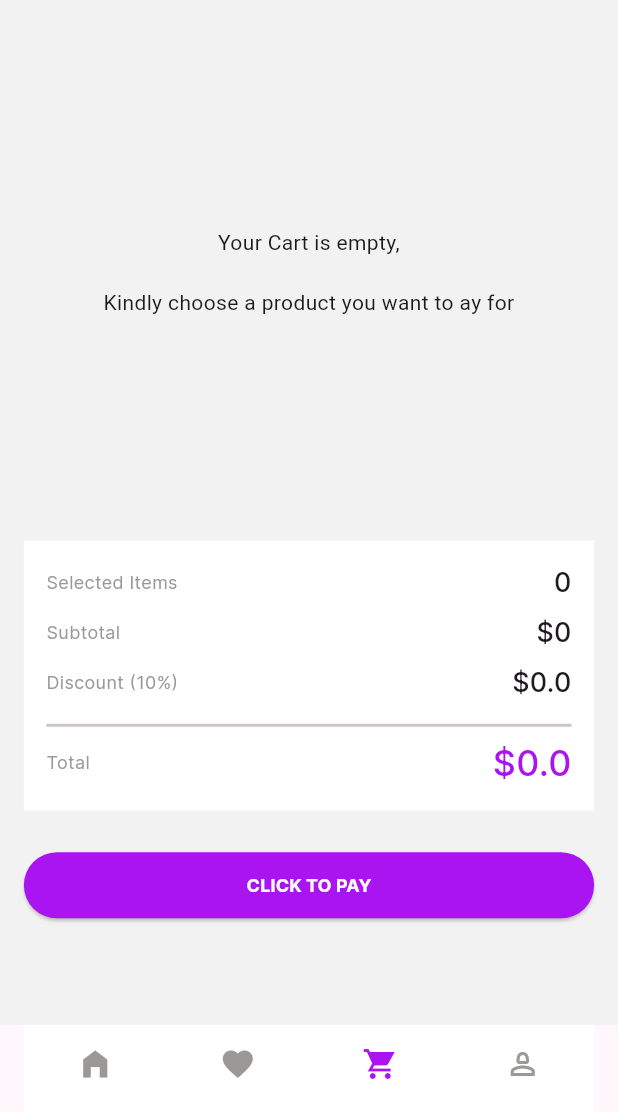
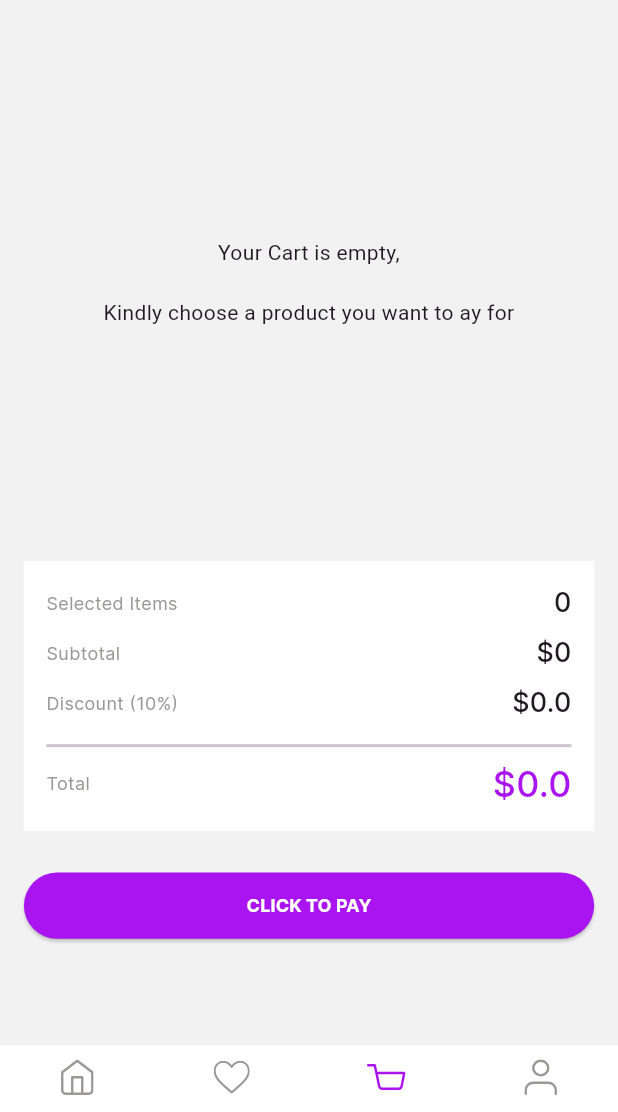
Before and after one commit to dunamislimitless/E-commerce-App, a Flutter app: the screen it shows after launch, item 3 of the bottom bar chosen, on a phone screen of 412 x 824 dp, the part 124-1236 px from its top. Run offline on Flutter 3.47's test engine with Material 3 defaults, Android fonts, the phone set to English and light mode, and no system bars; our stand-ins replace bloc, equatable, flutter_bloc, flutter_rating_bar, flutter_screenutil, flutter_svg.

Commit message:
nav bar works

```diff
--- a/lib/features/dashboard/views/home.dart
+++ b/lib/features/dashboard/views/home.dart
@@ -20,6 +20,7 @@ import 'package:flutter_svg/flutter_svg.dart';
 
 import '../../cart/cart_bloc/cart_event.dart';
 import '../../cart/models/final_cart_model.dart';
+import '../../cart/view/cart.dart';
 
 class DashboardScreen extends StatefulWidget {
   const DashboardScreen({super.key, this.moveToCart, this.moveToProduct});
@@ -54,9 +55,11 @@ class _DashboardScreenState extends State<DashboardScreen>
             mainAxisSize: MainAxisSize.min,
             children: [
               Container(
-                padding: EdgeInsets.symmetric(vertical: 15.h),
+                padding: EdgeInsets.symmetric(vertical: 10.h),
                 decoration: const BoxDecoration(color: AppColors.cardColor),
+                child: SafeArea(
                   child: TabBar(
+                    dividerColor: Colors.transparent,
                     onTap: (a) => setState(() {}),
                     indicator: const BoxDecoration(),
                     tabs: [
@@ -88,9 +91,49 @@ class _DashboardScreenState extends State<DashboardScreen>
                     controller: _tabController,
                   ),
                 ),
+              ),
             ],
           ),
-          body: Padding(
+          body: TabBarView(
+            controller: _tabController,
+            children: [
+              HomeScreen(widget: widget),
+              ProductDetail(
+                moveToCart: () {
+                  // _onItemTapped(2);
+                },
+                amount: 0,
+                imagePath: '',
+                descrition: '',
+                productName: '',
+                eachProduct: FinalCart(
+                  amount: 0,
+                  imagePath: '',
+                  itemDescripton: '',
+                  reviews: '',
+                  itemCount: 0,
+                  id: '',
+                ),
+              ),
+              Cart(),
+              Container()
+            ],
+          ),
+        ));
+  }
+}
+
+class HomeScreen extends StatelessWidget {
+  const HomeScreen({
+    super.key,
+    required this.widget,
+  });
+
+  final DashboardScreen widget;
+
+  @override
+  Widget build(BuildContext context) {
+    return Padding(
       padding: EdgeInsets.all(16.w),
       child: Column(
         mainAxisAlignment: MainAxisAlignment.start,
@@ -149,8 +192,7 @@ class _DashboardScreenState extends State<DashboardScreen>
                             itemBuilder: ((context, index) {
                               final each = options[index];
 
-                                    return BlocConsumer<ButtonBloc,
-                                        ButtonState>(
+                              return BlocConsumer<ButtonBloc, ButtonState>(
                                 listener: (context, state) {
                                   // TODO: implement listener
                                 },
@@ -166,11 +208,9 @@ class _DashboardScreenState extends State<DashboardScreen>
                                           decoration: BoxDecoration(
                                             color: isSelected
                                                 ? AppColors.discountColor
-                                                      : AppColors
-                                                          .backgroundColor,
+                                                : AppColors.backgroundColor,
                                             borderRadius:
-                                                      BorderRadius.circular(
-                                                          6.sp),
+                                                BorderRadius.circular(6.sp),
                                           ),
                                           child: Padding(
                                             padding: EdgeInsets.only(
@@ -182,8 +222,7 @@ class _DashboardScreenState extends State<DashboardScreen>
                                               each.data,
                                               style: TextStyle(
                                                   fontSize: 12.sp,
-                                                        fontWeight:
-                                                            FontWeight.w500,
+                                                  fontWeight: FontWeight.w500,
                                                   fontFamily: 'Inter',
                                                   color: isSelected
                                                       ? Colors.white
@@ -191,8 +230,9 @@ class _DashboardScreenState extends State<DashboardScreen>
                                             ),
                                           ),
                                         ).onTap(() {
-                                                context.read<ButtonBloc>().add(
-                                                    SelectButtonEvent(index));
+                                          context
+                                              .read<ButtonBloc>()
+                                              .add(SelectButtonEvent(index));
                                         }),
                                       ),
                                     ),
@@ -222,8 +262,7 @@ class _DashboardScreenState extends State<DashboardScreen>
                         Navigator.push(
                             context,
                             MaterialPageRoute(
-                                      builder: ((context) =>
-                                          ProductCatalog())));
+                                builder: ((context) => ProductCatalog())));
                       })
                     ],
                   ),
@@ -234,8 +273,7 @@ class _DashboardScreenState extends State<DashboardScreen>
                     shrinkWrap: true,
                     padding: EdgeInsets.zero,
                     physics: const NeverScrollableScrollPhysics(),
-                          gridDelegate:
-                              SliverGridDelegateWithFixedCrossAxisCount(
+                    gridDelegate: SliverGridDelegateWithFixedCrossAxisCount(
                       crossAxisCount: 2,
                       crossAxisSpacing: 8.w,
                       mainAxisSpacing: 8.h,
@@ -274,13 +312,11 @@ class _DashboardScreenState extends State<DashboardScreen>
                               Padding(
                                 padding: EdgeInsets.only(bottom: 2.0.h),
                                 child: Row(
-                                        mainAxisAlignment:
-                                            MainAxisAlignment.start,
+                                  mainAxisAlignment: MainAxisAlignment.start,
                                   children: [
                                     AppIcons.star,
                                     Padding(
-                                            padding:
-                                                EdgeInsets.only(left: 8.0.w),
+                                      padding: EdgeInsets.only(left: 8.0.w),
                                       child: Text(
                                         eachProduct.reviews,
                                         style: AppText.reviewText,
@@ -297,24 +333,21 @@ class _DashboardScreenState extends State<DashboardScreen>
                                       '\$${eachProduct.amount}',
                                       style: AppText.amountText,
                                     ),
-                                          Text(AppString.view,
-                                                  style: AppText.view)
+                                    Text(AppString.view, style: AppText.view)
                                         .onTap(() {
                                       Navigator.push(
                                           context,
                                           MaterialPageRoute(
                                               builder: (context) =>
                                                   ProductDetail(
-                                                          amount: eachProduct
-                                                              .amount,
-                                                          imagePath: eachProduct
-                                                              .imagePath,
+                                                    amount: eachProduct.amount,
+                                                    imagePath:
+                                                        eachProduct.imagePath,
                                                     descrition: eachProduct
                                                         .itemDescripton,
                                                     productName: eachProduct
                                                         .itemDescripton,
-                                                          eachProduct:
-                                                              eachProduct,
+                                                    eachProduct: eachProduct,
                                                   )));
                                     })
                                   ]),
@@ -325,8 +358,7 @@ class _DashboardScreenState extends State<DashboardScreen>
                         context
                             .read<CartBloc>()
                             .add(AddItemEvent(item: eachProduct));
-                              if (widget.moveToCart != null)
-                                widget.moveToCart!();
+                        if (widget.moveToCart != null) widget.moveToCart!();
                       });
                     },
                   ),
@@ -356,8 +388,7 @@ class _DashboardScreenState extends State<DashboardScreen>
           )
         ],
       ),
-          ),
-        ));
+    );
   }
 }
 
--- a/lib/features/dashboard/widget/bottom_button.dart
+++ b/lib/features/dashboard/widget/bottom_button.dart
@@ -1,97 +1,97 @@
-import 'package:e_commerce_app/features/cart/models/final_cart_model.dart';
-import 'package:e_commerce_app/features/cart/view/cart.dart';
-import 'package:e_commerce_app/features/dashboard/views/home.dart';
-import 'package:e_commerce_app/features/dashboard/widget/buttom_nav_bar.dart';
-import 'package:e_commerce_app/features/product/view/product_detail.dart';
-import 'package:flutter/material.dart';
-
-class BottomNavScreen extends StatefulWidget {
-  const BottomNavScreen({super.key});
-
-  @override
-  _BottomNavScreenState createState() => _BottomNavScreenState();
-}
-
-class _BottomNavScreenState extends State<BottomNavScreen> {
-  int _currentIndex = 0;
-
-  void _onItemTapped(int index) {
-    setState(() {
-      _currentIndex = index;
-    });
-  }
-
-  final List<GlobalKey<NavigatorState>> _navigatorKeys = [
-    GlobalKey<NavigatorState>(),
-    GlobalKey<NavigatorState>(),
-    GlobalKey<NavigatorState>(),
-    GlobalKey<NavigatorState>(),
-  ];
-
-  Widget _buildOffstageNavigator(int index) {
-    return Offstage(
-      offstage: _currentIndex != index,
-      child: Navigator(
-        key: _navigatorKeys[index],
-        onGenerateRoute: (RouteSettings settings) {
-          return MaterialPageRoute(
-            builder: (context) => _buildPageForIndex(index),
-          );
-        },
-      ),
-    );
-  }
-
-  Widget _buildPageForIndex(int index) {
-    switch (index) {
-      case 0:
-        return DashboardScreen(
-          moveToCart: () {
-            _onItemTapped(2);
-          },
-        );
-      case 1:
-        return ProductDetail(
-          moveToCart: () {
-            _onItemTapped(2);
-          },
-          amount: 0,
-          imagePath: '',
-          descrition: '',
-          productName: '',
-          eachProduct: FinalCart(
-            amount: 0,
-            imagePath: '',
-            itemDescripton: '',
-            reviews: '',
-            itemCount: 0,
-            id: '',
-          ),
-        );
-      case 2:
-        return const Cart();
-      case 3:
-        return Container();
-      default:
-        return DashboardScreen();
-    }
-  }
-
-  @override
-  Widget build(BuildContext context) {
-    return Scaffold(
-      body: Stack(
-        children: [
-          _buildOffstageNavigator(0),
-          _buildOffstageNavigator(1),
-          _buildOffstageNavigator(2),
-          _buildOffstageNavigator(3),
-        ],
-      ),
-      bottomNavigationBar: FlatBottomNavBar(
-        currentIndex: _currentIndex,
-        onTap: _onItemTapped,
-      ),
-    );
-  }
-}
+// import 'package:e_commerce_app/features/cart/models/final_cart_model.dart';
+// import 'package:e_commerce_app/features/cart/view/cart.dart';
+// import 'package:e_commerce_app/features/dashboard/views/home.dart';
+// import 'package:e_commerce_app/features/dashboard/widget/buttom_nav_bar.dart';
+// import 'package:e_commerce_app/features/product/view/product_detail.dart';
+// import 'package:flutter/material.dart';
+//
+// class BottomNavScreen extends StatefulWidget {
+//   const BottomNavScreen({super.key});
+//
+//   @override
+//   _BottomNavScreenState createState() => _BottomNavScreenState();
+// }
+//
+// class _BottomNavScreenState extends State<BottomNavScreen> {
+//   int _currentIndex = 0;
+//
+//   void _onItemTapped(int index) {
+//     setState(() {
+//       _currentIndex = index;
+//     });
+//   }
+//
+//   final List<GlobalKey<NavigatorState>> _navigatorKeys = [
+//     GlobalKey<NavigatorState>(),
+//     GlobalKey<NavigatorState>(),
+//     GlobalKey<NavigatorState>(),
+//     GlobalKey<NavigatorState>(),
+//   ];
+//
+//   Widget _buildOffstageNavigator(int index) {
+//     return Offstage(
+//       offstage: _currentIndex != index,
+//       child: Navigator(
+//         key: _navigatorKeys[index],
+//         onGenerateRoute: (RouteSettings settings) {
+//           return MaterialPageRoute(
+//             builder: (context) => _buildPageForIndex(index),
+//           );
+//         },
+//       ),
+//     );
+//   }
+//
+//   Widget _buildPageForIndex(int index) {
+//     switch (index) {
+//       case 0:
+//         return DashboardScreen(
+//           moveToCart: () {
+//             _onItemTapped(2);
+//           },
+//         );
+//       case 1:
+//         return ProductDetail(
+//           moveToCart: () {
+//             _onItemTapped(2);
+//           },
+//           amount: 0,
+//           imagePath: '',
+//           descrition: '',
+//           productName: '',
+//           eachProduct: FinalCart(
+//             amount: 0,
+//             imagePath: '',
+//             itemDescripton: '',
+//             reviews: '',
+//             itemCount: 0,
+//             id: '',
+//           ),
+//         );
+//       case 2:
+//         return const Cart();
+//       case 3:
+//         return Container();
+//       default:
+//         return DashboardScreen();
+//     }
+//   }
+//
+//   @override
+//   Widget build(BuildContext context) {
+//     return Scaffold(
+//       body: Stack(
+//         children: [
+//           _buildOffstageNavigator(0),
+//           _buildOffstageNavigator(1),
+//           _buildOffstageNavigator(2),
+//           _buildOffstageNavigator(3),
+//         ],
+//       ),
+//       // bottomNavigationBar: FlatBottomNavBar(
+//       //   currentIndex: _currentIndex,
+//       //   onTap: _onItemTapped,
+//       // ),
+//     );
+//   }
+// }
--- a/lib/features/dashboard/widget/buttom_nav_bar.dart
+++ b/lib/features/dashboard/widget/buttom_nav_bar.dart
@@ -1,50 +1,50 @@
-import 'package:e_commerce_app/app/utils/appicons.dart';
-import 'package:e_commerce_app/app/utils/colors.dart';
-import 'package:flutter/material.dart';
-import 'package:flutter_screenutil/flutter_screenutil.dart';
-
-class FlatBottomNavBar extends StatelessWidget {
-  final int currentIndex;
-  final Function(int) onTap;
-
-  const FlatBottomNavBar(
-      {super.key, required this.currentIndex, required this.onTap});
-
-  @override
-  Widget build(BuildContext context) {
-    return Container(
-      padding: EdgeInsets.symmetric(
-        horizontal: 16.w,
-      ),
-      child: BottomNavigationBar(
-        currentIndex: currentIndex,
-        onTap: onTap,
-        backgroundColor: Colors.white,
-        elevation: 0,
-        type: BottomNavigationBarType.fixed,
-        selectedItemColor: AppColors.discountColor,
-        unselectedItemColor: AppColors.reviewColor,
-        showSelectedLabels: false,
-        showUnselectedLabels: false,
-        items: const [
-          BottomNavigationBarItem(
-            icon: Icon(Icons.home_filled),
-            label: 'Home',
-          ),
-          BottomNavigationBarItem(
-            icon: Icon(Icons.favorite),
-            label: 'Favorite',
-          ),
-          BottomNavigationBarItem(
-            icon: Icon(Icons.shopping_cart_sharp),
-            label: 'Cart',
-          ),
-          BottomNavigationBarItem(
-            icon: Icon(Icons.person_2_outlined),
-            label: 'Profile',
-          ),
-        ],
-      ),
-    );
-  }
-}
+// import 'package:e_commerce_app/app/utils/appicons.dart';
+// import 'package:e_commerce_app/app/utils/colors.dart';
+// import 'package:flutter/material.dart';
+// import 'package:flutter_screenutil/flutter_screenutil.dart';
+//
+// class FlatBottomNavBar extends StatelessWidget {
+//   final int currentIndex;
+//   final Function(int) onTap;
+//
+//   const FlatBottomNavBar(
+//       {super.key, required this.currentIndex, required this.onTap});
+//
+//   @override
+//   Widget build(BuildContext context) {
+//     return Container(
+//       padding: EdgeInsets.symmetric(
+//         horizontal: 16.w,
+//       ),
+//       child: BottomNavigationBar(
+//         currentIndex: currentIndex,
+//         onTap: onTap,
+//         backgroundColor: Colors.white,
+//         elevation: 0,
+//         type: BottomNavigationBarType.fixed,
+//         selectedItemColor: AppColors.discountColor,
+//         unselectedItemColor: AppColors.reviewColor,
+//         showSelectedLabels: false,
+//         showUnselectedLabels: false,
+//         items: const [
+//           BottomNavigationBarItem(
+//             icon: Icon(Icons.home_filled),
+//             label: 'Home',
+//           ),
+//           BottomNavigationBarItem(
+//             icon: Icon(Icons.favorite),
+//             label: 'Favorite',
+//           ),
+//           BottomNavigationBarItem(
+//             icon: Icon(Icons.shopping_cart_sharp),
+//             label: 'Cart',
+//           ),
+//           BottomNavigationBarItem(
+//             icon: Icon(Icons.person_2_outlined),
+//             label: 'Profile',
+//           ),
+//         ],
+//       ),
+//     );
+//   }
+// }
--- a/lib/main.dart
+++ b/lib/main.dart
@@ -1,10 +1,5 @@
-import 'package:e_commerce_app/features/dashboard/widget/bottom_button.dart';
-import 'package:e_commerce_app/features/cart/view/cart.dart';
-import 'package:e_commerce_app/features/cart/view/cart_category.dart';
+import 'package:e_commerce_app/app/utils/colors.dart';
 import 'package:e_commerce_app/features/dashboard/views/home.dart';
-import 'package:e_commerce_app/features/product/view/product_detail.dart';
-import 'package:e_commerce_app/app/utils/colors.dart';
-
 import 'package:flutter/material.dart';
 import 'package:flutter_bloc/flutter_bloc.dart';
 import 'package:flutter_screenutil/flutter_screenutil.dart';
@@ -26,7 +21,8 @@ class MyApp extends StatelessWidget {
           return MultiBlocProvider(
             providers: [
               BlocProvider<CartBloc>(
-              create: (context) => CartBloc(),)
+                create: (context) => CartBloc(),
+              )
             ],
             child: MaterialApp(
                 debugShowCheckedModeBanner: false,
@@ -36,7 +32,7 @@ class MyApp extends StatelessWidget {
                       ColorScheme.fromSeed(seedColor: AppColors.discountColor),
                   useMaterial3: true,
                 ),
-                home: const BottomNavScreen()),
+                home: const DashboardScreen()),
           );
         });
   }
```
Lines whose indentation alone changed are shown as unchanged.
